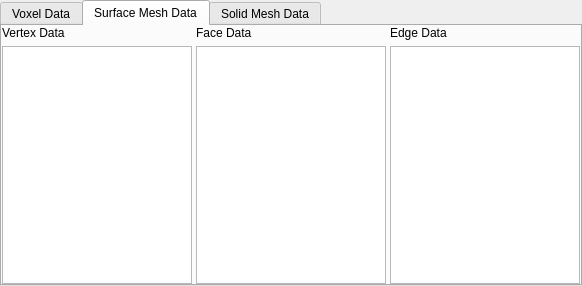
Above: Source/PipelineBuilder/UI_Files/ArraySelectionWidget.ui from BlueQuartzSoftware/DREAM3D before the change. Below: the same form after it.
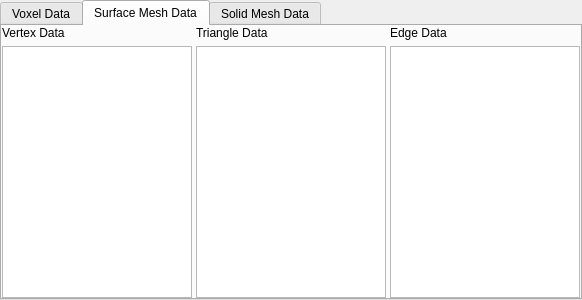
That is the form after the change. The open tabs and pages were chosen to show the change.

Commit message: Some layout and name changes.

The edit to the form file:
```diff
--- a/Source/PipelineBuilder/UI_Files/ArraySelectionWidget.ui
+++ b/Source/PipelineBuilder/UI_Files/ArraySelectionWidget.ui
@@ -7,9 +7,15 @@
     <x>0</x>
     <y>0</y>
     <width>582</width>
-    <height>286</height>
+    <height>300</height>
    </rect>
   </property>
+  <property name="minimumSize">
+   <size>
+    <width>0</width>
+    <height>200</height>
+   </size>
+  </property>
   <property name="windowTitle">
    <string>Form</string>
   </property>
@@ -86,7 +92,7 @@
     <item row="0" column="1">
      <widget class="QLabel" name="label_6">
       <property name="text">
-       <string>Face Data</string>
+       <string>Triangle Data</string>
       </property>
      </widget>
     </item>
```
Left out of the diff: 2 changed lines with no effect on the pictures. The commit also changes 1 other file.
